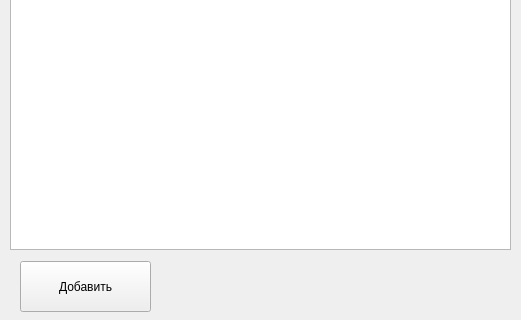
Aleksandra06/Travel_guide, file Kurse/second_main_menu_widget.ui: the form before one commit; both pictures show x 0 to 521 and y 161 to 481 of the 521 by 481 pixel window.
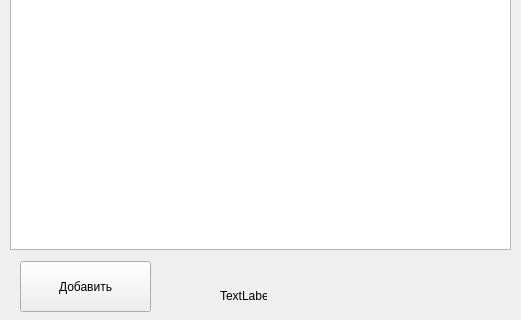
The form after the commit.

Patch:
```diff
--- a/Kurse/second_main_menu_widget.ui
+++ b/Kurse/second_main_menu_widget.ui
@@ -63,6 +63,29 @@
     <set>Qt::AlignCenter</set>
    </property>
   </widget>
+  <widget class="QTableView" name="tableView">
+   <property name="geometry">
+    <rect>
+     <x>10</x>
+     <y>30</y>
+     <width>501</width>
+     <height>381</height>
+    </rect>
+   </property>
+  </widget>
+  <widget class="QLabel" name="label_2">
+   <property name="geometry">
+    <rect>
+     <x>220</x>
+     <y>450</y>
+     <width>47</width>
+     <height>13</height>
+    </rect>
+   </property>
+   <property name="text">
+    <string>TextLabel</string>
+   </property>
+  </widget>
  </widget>
  <resources/>
  <connections/>
```
Left out of the diff: 10 changed lines with no effect on the pictures.
